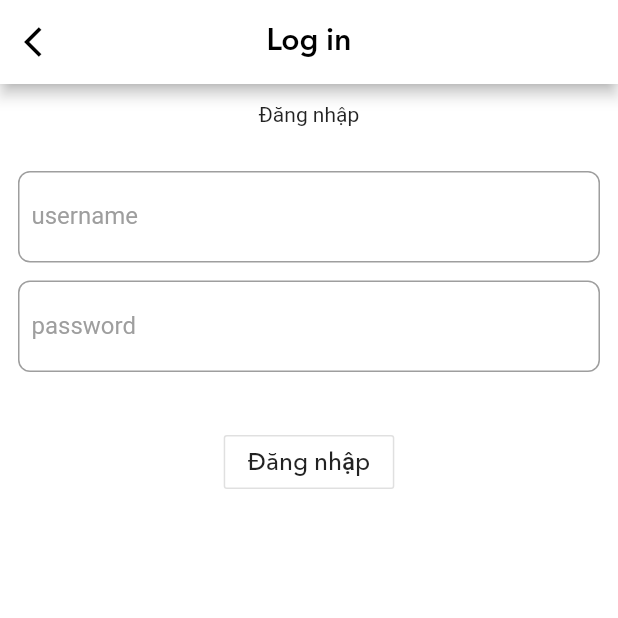
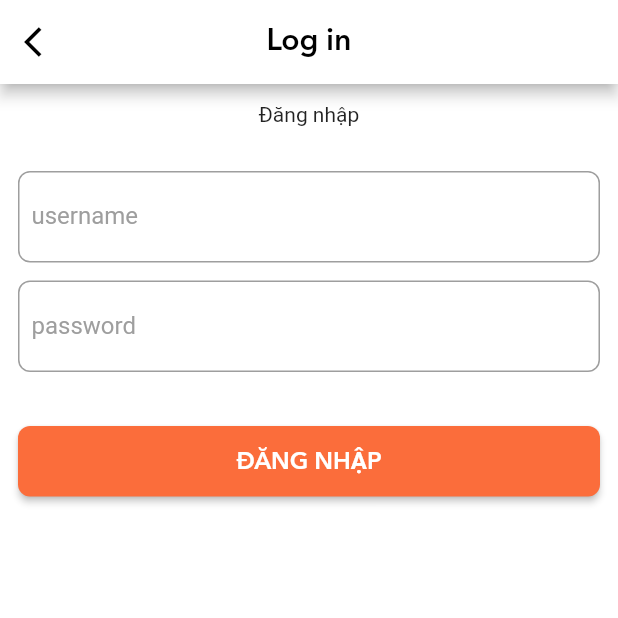
Before and after one commit to Foodedu/app, a Flutter app: the screen it shows after launch, on a phone screen of 412 x 824 dp, the top half of it. Run offline on Flutter 3.47's test engine with Material 2 defaults, Android fonts, the phone set to English and light mode, and no system bars; drawn by our look-alikes of keyboard_dismisser; our stand-ins replace bloc, dio, flutter_bloc, flutter_svg, fluttertoast, get and 2 more; missing offline and left inert: dio_http_cache; Roboto replaces fonts that are missing (Georgia); project files that could hold a hidden picture were left out.

Commit message:
add common button widget

```diff
--- a/lib/common/widgets/password_text_form_field_widget.dart
+++ b/lib/common/widgets/password_text_form_field_widget.dart
@@ -34,19 +34,31 @@ class _PasswordFormFieldWidgetState extends State<PasswordFormFieldWidget> {
   Widget _errorMessageWidget = SizedBox();
   String _errorMessage = '';
   bool isHidePassword = true;
+  bool _isChangeLabelColor = false;
+  FocusNode _focusNode;
 
   @override
   void initState() {
     super.initState();
+    _focusNode = widget.focusNode ?? FocusNode();
+    _focusNode.addListener(() {
+      setState(() {
+        _isChangeLabelColor = _focusNode.hasFocus ? true : false;
+      });
+    });
   }
 
   @override
   Widget build(BuildContext context) {
     return Theme(
       data: Theme.of(context).copyWith(
-        inputDecorationTheme: const InputDecorationTheme(
-          labelStyle: TextStyle(color: Colors.grey),
-        ),
+        inputDecorationTheme: _isChangeLabelColor
+            ? const InputDecorationTheme(
+                labelStyle: TextStyle(color: Colors.blue),
+              )
+            : const InputDecorationTheme(
+                labelStyle: TextStyle(color: Colors.grey),
+              ),
       ),
       child: Column(
         crossAxisAlignment: CrossAxisAlignment.start,
@@ -59,7 +71,7 @@ class _PasswordFormFieldWidgetState extends State<PasswordFormFieldWidget> {
             ),
             child: TextFormField(
               decoration: InputDecoration(
-                  errorStyle: TextStyle(height: 0),
+                  errorStyle: TextStyle(fontSize: 0, height: 0),
                   hintText: widget.hint,
                   labelText: widget.label,
                   suffixIcon: _suffixIcon,
--- /dev/null
+++ b/lib/common/widgets/primary_button_widget.dart
@@ -0,0 +1,35 @@
+import 'package:flutter/material.dart';
+import 'package:food/themes/app_colors.dart';
+import 'package:food/themes/styles_text.dart';
+
+class PrimaryButtonWidget extends StatelessWidget {
+  final String title;
+  final double size;
+  final bool isEnable;
+  final Function() onPressed;
+  const PrimaryButtonWidget({
+    @required this.title,
+    @required this.onPressed,
+    this.size = double.infinity,
+    this.isEnable = true,
+  });
+  @override
+  Widget build(BuildContext context) {
+    return SizedBox(
+      width: size,
+      height: 47,
+      child: RaisedButton(
+        onPressed: isEnable ? onPressed : null,
+        color: AppColors.primary1,
+        disabledColor: AppColors.neutral4,
+        child: Text(
+          title.toUpperCase(),
+          style: StylesText.h2.copyWith(color: AppColors.white),
+        ),
+        shape: RoundedRectangleBorder(
+          borderRadius: BorderRadius.circular(8),
+        ),
+      ),
+    );
+  }
+}
--- a/lib/common/widgets/text_form_field_widget.dart
+++ b/lib/common/widgets/text_form_field_widget.dart
@@ -69,7 +69,7 @@ class _TextFormFieldWidgetState extends State<TextFormFieldWidget> {
             ),
             child: TextFormField(
               decoration: InputDecoration(
-                  errorStyle: TextStyle(height: 0),
+                  errorStyle: TextStyle(fontSize: 0, height: 0),
                   hintText: widget.hint,
                   labelText: widget.label,
                   suffixIcon: _suffixIcon,
--- a/lib/modules/login/login_form.dart
+++ b/lib/modules/login/login_form.dart
@@ -1,6 +1,9 @@
 import 'package:flutter/material.dart';
 import 'package:flutter_bloc/flutter_bloc.dart';
 import 'package:food/common/widgets/password_text_form_field_widget.dart';
+import 'package:food/common/widgets/primary_button_widget.dart';
+import 'package:food/common/widgets/ghost_button_widget.dart';
+import 'package:food/common/widgets/secondary_button_widget.dart';
 import 'package:food/common/widgets/text_form_field_widget.dart';
 import 'package:keyboard_dismisser/keyboard_dismisser.dart';
 
@@ -96,13 +99,10 @@ class _LoginFormState extends State<LoginForm> {
               SizedBox(
                 height: 32,
               ),
-              OutlineButton(
+              PrimaryButtonWidget(
+                title: 'Đăng nhập',
                 onPressed: _onSubmitted,
-                child: Text(
-                  'Đăng nhập',
-                  style: StylesText.body1,
-                ),
-              )
+              ),
             ],
           ),
         ),
--- a/lib/themes/app_colors.dart
+++ b/lib/themes/app_colors.dart
@@ -1,6 +1,17 @@
 import 'dart:ui';
 
 class AppColors {
+  static final HexColor primary1 = HexColor('#FB6D3B');
+  static final HexColor primary2 = HexColor('##FC9631');
+  static final HexColor primary3 = HexColor('##FFF1E5');
+  static final HexColor neutral1 = HexColor('#4F585E');
+  static final HexColor neutral2 = HexColor('#697586');
+  static final HexColor neutral3 = HexColor('#9B9B9B');
+  static final HexColor neutral4 = HexColor('#C3C3C3');
+  static final HexColor neutral5 = HexColor('#F6F6F6');
+  static final HexColor semantic1 = HexColor('#3ABC5E');
+  static final HexColor semantic2 = HexColor('#F43E3E');
+  static final HexColor semantic3 = HexColor('#4B8EDD');
   static final HexColor white = HexColor('#FFFFFF');
   static final HexColor black = HexColor('#000000');
 }
```
Also changed, not shown: lib/common/widgets/ghost_button_widget.dart (added, +24 -0 lines), lib/common/widgets/secondary_button_widget.dart (added, +37 -0 lines).
